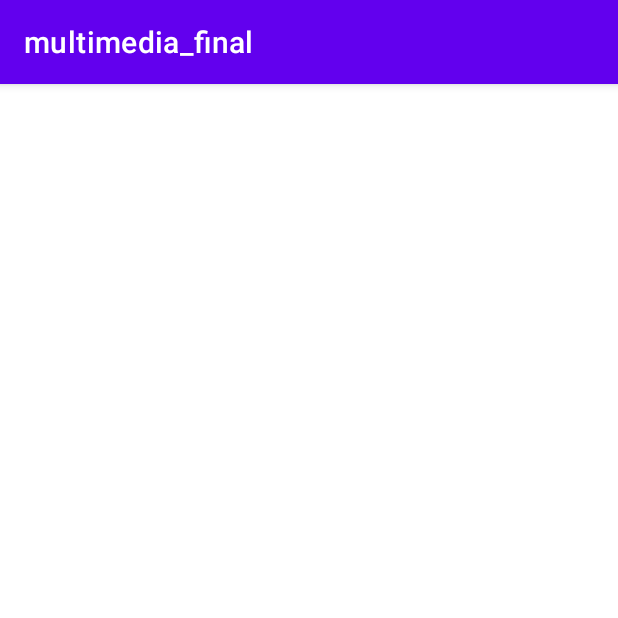
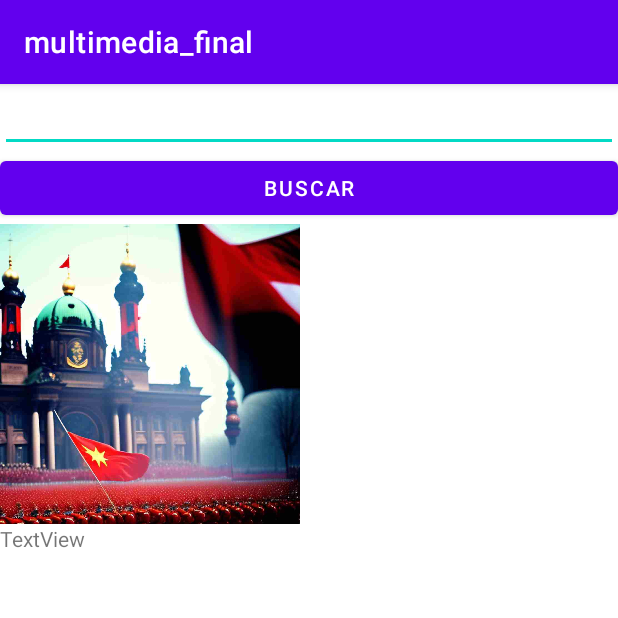
Before and after one commit to eduflo957/multimedia_final, an Android app: the elegirPersonaje screen opened directly, with no data from a screen before it, on a phone screen of 412 x 824 dp, the top half of it. Run offline under Robolectric (Android 15) with nearby library versions, the light colour scheme and no system bars.

Commit message:
casi terminado, falta control de errores y lo del spinner

```diff
--- a/app/src/main/res/layout/activity_crear_personaje.xml
+++ b/app/src/main/res/layout/activity_crear_personaje.xml
@@ -43,7 +43,7 @@
                 android:layout_width="300sp"
                 android:layout_height="300sp"
                 android:layout_marginStart="55sp"
-                app:srcCompat="@drawable/multimedia_t7_inicio2" />
+                app:srcCompat="@drawable/img_inicio" />
         </LinearLayout>
 
         <LinearLayout
--- a/app/src/main/res/layout/activity_elegir_personaje.xml
+++ b/app/src/main/res/layout/activity_elegir_personaje.xml
@@ -6,4 +6,32 @@
     android:layout_height="match_parent"
     tools:context=".elegirPersonaje">
 
+    <LinearLayout
+        android:layout_width="match_parent"
+        android:layout_height="match_parent"
+        android:orientation="vertical">
+
+        <EditText
+            android:id="@+id/editNombreBuscado"
+            android:layout_width="match_parent"
+            android:layout_height="wrap_content" />
+
+        <Button
+            android:id="@+id/botonBuscar"
+            android:layout_width="match_parent"
+            android:layout_height="wrap_content"
+            android:text="buscar" />
+
+        <ImageView
+            android:id="@+id/imageView"
+            android:layout_width="200sp"
+            android:layout_height="200sp"
+            app:srcCompat="@drawable/img_inicio" />
+
+        <TextView
+            android:id="@+id/textInfoConsultada"
+            android:layout_width="match_parent"
+            android:layout_height="381dp"
+            android:text="TextView" />
+    </LinearLayout>
 </androidx.constraintlayout.widget.ConstraintLayout>
--- a/app/src/main/res/layout/activity_main.xml
+++ b/app/src/main/res/layout/activity_main.xml
@@ -11,7 +11,7 @@
         android:layout_width="wrap_content"
         android:layout_height="wrap_content"
         android:layout_marginTop="116dp"
-        android:text="BIENVENIDO"
+        android:text="BIENVENIDO AL JUEGO DE EDU"
         app:layout_constraintEnd_toEndOf="parent"
         app:layout_constraintHorizontal_bias="0.498"
         app:layout_constraintStart_toStartOf="parent"
```
Also changed, not shown: app/src/main/AndroidManifest.xml (+7 -0 lines), app/src/main/java/com/example/multimedia_final/atributosPersonaje2.kt (+43 -15 lines), app/src/main/java/com/example/multimedia_final/crearPersonaje.kt (+16 -17 lines), app/src/main/java/com/example/multimedia_final/elegirPersonaje.kt (+58 -1 lines), app/src/main/java/com/example/multimedia_final/mySQLiteHelper.kt (added, +45 -0 lines), app/src/main/res/drawable/img_berserker.jpg (renamed from app/src/main/res/drawable/multimedia_t7_berserker_2.jpg), app/src/main/res/drawable/img_guerrero.jpg (renamed from app/src/main/res/drawable/multimedia_t7_guerrero_2.jpg), app/src/main/res/drawable/img_inicio.jpg (renamed from app/src/main/res/drawable/multimedia_t7_inicio2.jpg), app/src/main/res/drawable/img_ladron.jpg (renamed from app/src/main/res/drawable/multimedia_t7_ladron_2.jpg), app/src/main/res/drawable/img_mago.jpg (renamed from app/src/main/res/drawable/multimedia_t7_mago_2.jpg).
